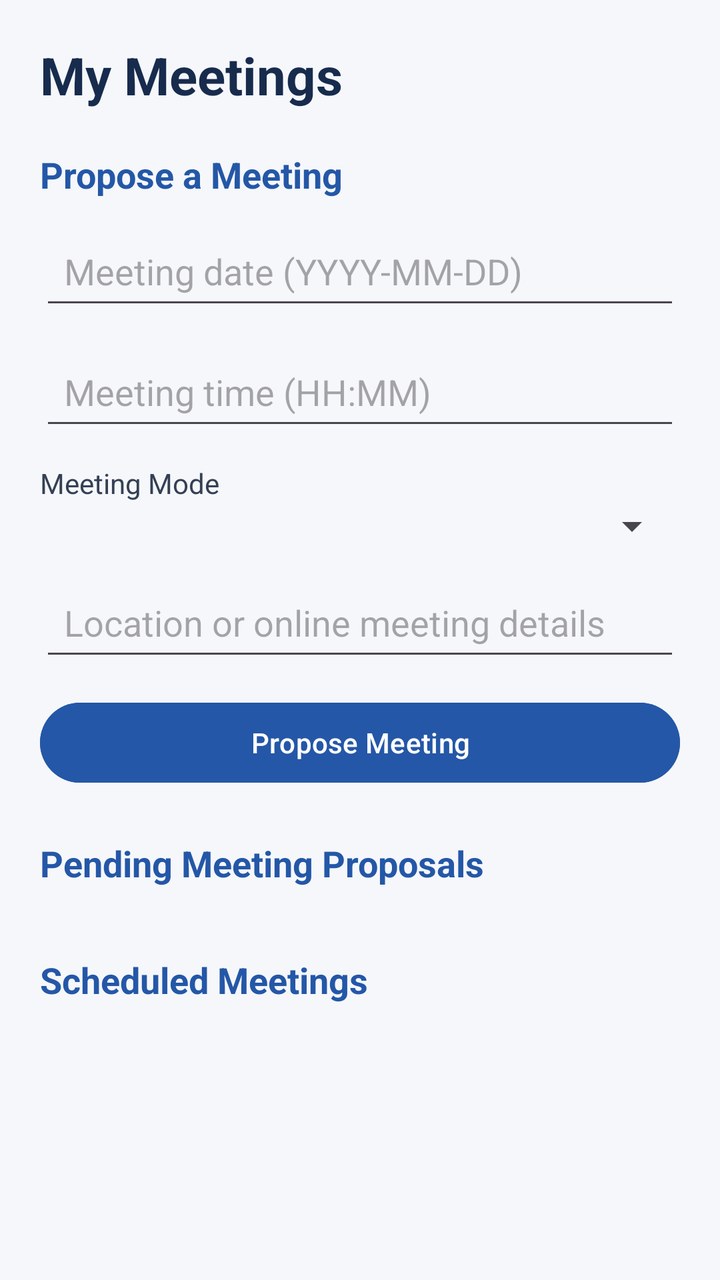
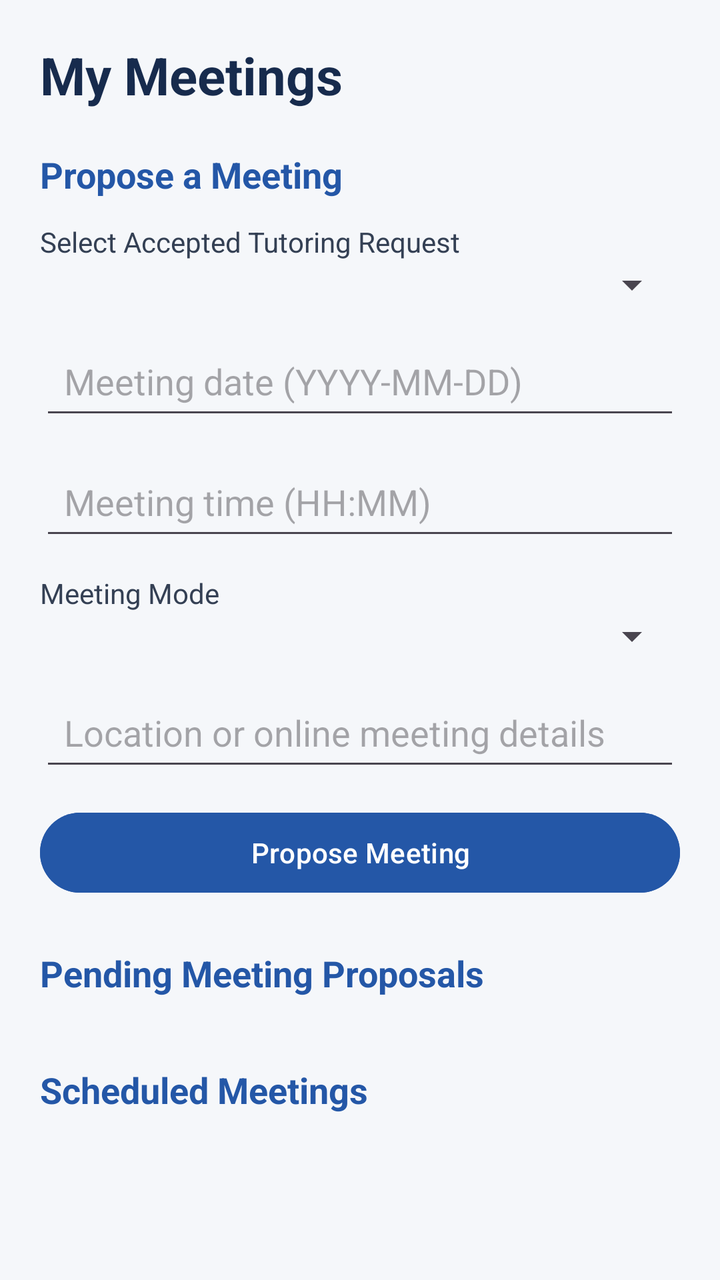

Compare the two renders of this Android layout. The source of the first and the diff that turns it into the second are given below.
<!-- AndroidManifest.xml: application theme Theme.PeerTutoringApplication -->
<!-- res/layout/activity_meetings.xml -->
<?xml version="1.0" encoding="utf-8"?>
<ScrollView xmlns:android="http://schemas.android.com/apk/res/android"
    android:layout_width="match_parent"
    android:layout_height="match_parent"
    android:background="#F5F7FA">

    <LinearLayout
        android:layout_width="match_parent"
        android:layout_height="wrap_content"
        android:orientation="vertical"
        android:padding="20dp">

        <TextView
            android:layout_width="match_parent"
            android:layout_height="wrap_content"
            android:text="My Meetings"
            android:textSize="26sp"
            android:textStyle="bold"
            android:textColor="#172B4D"
            android:layout_marginBottom="20dp" />

        

        <TextView
            android:layout_width="match_parent"
            android:layout_height="wrap_content"
            android:text="Propose a Meeting"
            android:textSize="18sp"
            android:textStyle="bold"
            android:textColor="#2457A7"
            android:layout_marginBottom="12dp" />

        <EditText
            android:id="@+id/etMeetingDate"
            android:layout_width="match_parent"
            android:layout_height="wrap_content"
            android:hint="Meeting date (YYYY-MM-DD)"
            android:inputType="date"
            android:padding="12dp"
            android:layout_marginBottom="12dp" />

        <EditText
            android:id="@+id/etMeetingTime"
            android:layout_width="match_parent"
            android:layout_height="wrap_content"
            android:hint="Meeting time (HH:MM)"
            android:inputType="time"
            android:padding="12dp"
            android:layout_marginBottom="12dp" />

        <TextView
            android:layout_width="match_parent"
            android:layout_height="wrap_content"
            android:text="Meeting Mode"
            android:textSize="14sp"
            android:textColor="#344054" />

        <Spinner
            android:id="@+id/spMeetingMode"
            android:layout_width="match_parent"
            android:layout_height="wrap_content"
            android:padding="10dp"
            android:layout_marginBottom="12dp" />

        <EditText
            android:id="@+id/etMeetingLocation"
            android:layout_width="match_parent"
            android:layout_height="wrap_content"
            android:hint="Location or online meeting details"
            android:inputType="text"
            android:padding="12dp"
            android:layout_marginBottom="12dp" />

        <Button
            android:id="@+id/btnProposeMeeting"
            android:layout_width="match_parent"
            android:layout_height="wrap_content"
            android:text="Propose Meeting"
            android:textAllCaps="false"
            android:backgroundTint="#2457A7"
            android:textColor="#FFFFFF"
            android:layout_marginBottom="24dp" />

        

        <TextView
            android:layout_width="match_parent"
            android:layout_height="wrap_content"
            android:text="Pending Meeting Proposals"
            android:textSize="18sp"
            android:textStyle="bold"
            android:textColor="#2457A7"
            android:layout_marginBottom="10dp" />

        <TextView
            android:id="@+id/tvNoPendingMeetings"
            android:layout_width="match_parent"
            android:layout_height="wrap_content"
            android:text="No pending meeting proposals."
            android:textColor="#667085"
            android:gravity="center"
            android:padding="12dp"
            android:visibility="gone" />

        <androidx.recyclerview.widget.RecyclerView
            android:id="@+id/rvPendingMeetings"
            android:layout_width="match_parent"
            android:layout_height="wrap_content"
            android:nestedScrollingEnabled="false"
            android:layout_marginBottom="24dp" />

        

        <TextView
            android:layout_width="match_parent"
            android:layout_height="wrap_content"
            android:text="Scheduled Meetings"
            android:textSize="18sp"
            android:textStyle="bold"
            android:textColor="#2457A7"
            android:layout_marginBottom="10dp" />

        <TextView
            android:id="@+id/tvNoScheduledMeetings"
            android:layout_width="match_parent"
            android:layout_height="wrap_content"
            android:text="No scheduled meetings."
            android:textColor="#667085"
            android:gravity="center"
            android:padding="12dp"
            android:visibility="gone" />

        <androidx.recyclerview.widget.RecyclerView
            android:id="@+id/rvScheduledMeetings"
            android:layout_width="match_parent"
            android:layout_height="wrap_content"
            android:nestedScrollingEnabled="false" />

    </LinearLayout>

</ScrollView>
<!-- resources referenced by this layout -->
<resources>
  <style name="Theme.PeerTutoringApplication" parent="Base.Theme.PeerTutoringApplication" />
  <style name="Base.Theme.PeerTutoringApplication" parent="Theme.Material3.DayNight.NoActionBar">
          
          
      </style>
</resources>

<!-- the commit's change to res/layout/activity_meetings.xml (unified diff, before → after) -->
@@ -2,7 +2,8 @@
 <ScrollView xmlns:android="http://schemas.android.com/apk/res/android"
     android:layout_width="match_parent"
     android:layout_height="match_parent"
-    android:background="#F5F7FA">
+    android:background="#F5F7FA"
+    android:fillViewport="true">
 
     <LinearLayout
         android:layout_width="match_parent"
@@ -28,6 +29,20 @@
             android:textSize="18sp"
             android:textStyle="bold"
             android:textColor="#2457A7"
+            android:layout_marginBottom="12dp" />
+
+        <TextView
+            android:layout_width="match_parent"
+            android:layout_height="wrap_content"
+            android:text="Select Accepted Tutoring Request"
+            android:textSize="14sp"
+            android:textColor="#344054" />
+
+        <Spinner
+            android:id="@+id/spMeetingRequest"
+            android:layout_width="match_parent"
+            android:layout_height="wrap_content"
+            android:padding="10dp"
             android:layout_marginBottom="12dp" />
 
         <EditText
